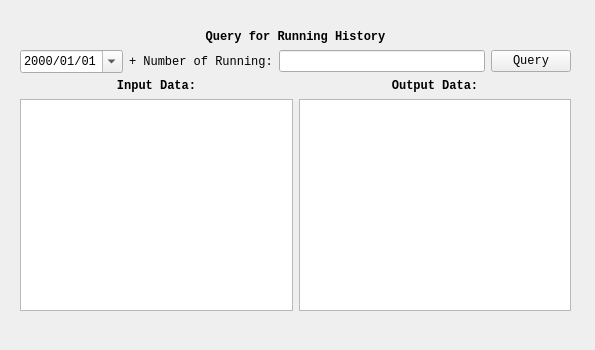
This is mainwidgets/history.ui in SimonCqk/Photon_Propagation_Simulation as Qt 5 draws it before an edit. The edited form follows.
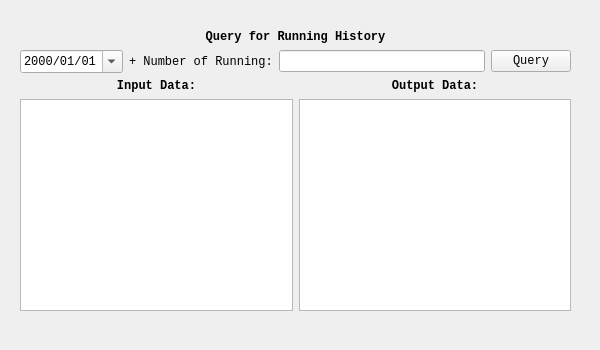
This is the edited form.

```diff
--- a/mainwidgets/history.ui
+++ b/mainwidgets/history.ui
@@ -6,7 +6,7 @@
    <rect>
     <x>0</x>
     <y>0</y>
-    <width>595</width>
+    <width>600</width>
     <height>350</height>
    </rect>
   </property>
```
